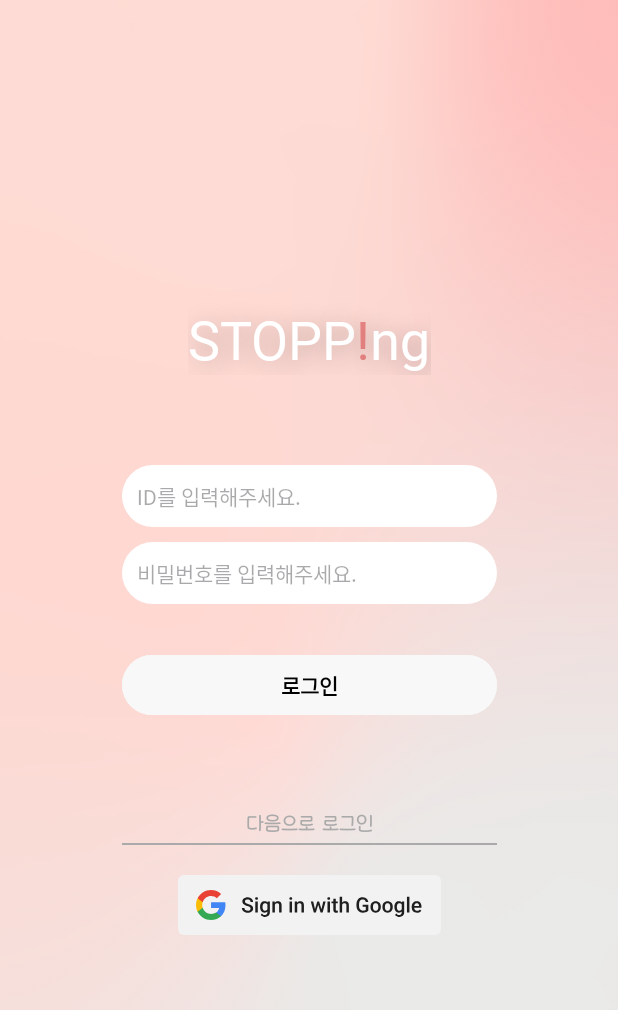
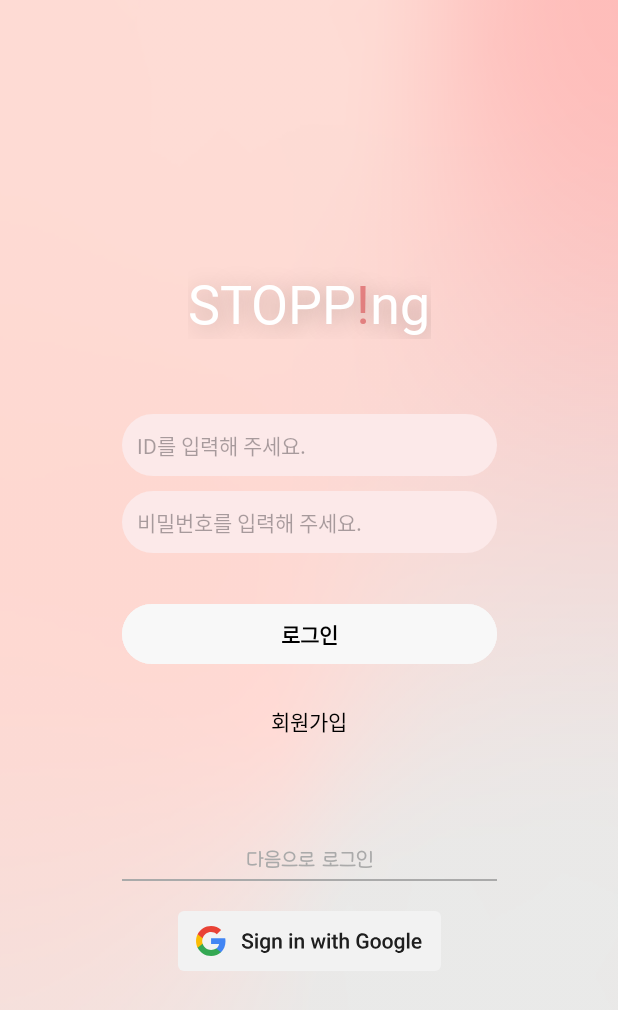
Before and after one commit to lovelhee/Stopping, an Android app: the screen it shows after launch (LoginActivity), on a phone screen of 412 x 824 dp. Shown: the top 1010 px of the screen. Run offline under Robolectric (Android 15) with nearby library versions, the phone set to English and light mode, and no system bars.

Commit message:
style: update login screen design

```diff
--- a/src/main/res/layout/activity_login.xml
+++ b/src/main/res/layout/activity_login.xml
@@ -34,18 +34,18 @@
         <EditText
             android:layout_width="250dp"
             android:layout_height="wrap_content"
-            android:background="@drawable/rounded_more_white_btn"
-            android:hint="ID를 입력해주세요."
+            android:background="@drawable/rounded_more_pink_btn"
+            android:hint="ID를 입력해 주세요."
             android:textSize="14sp"
             android:padding="10dp"
-            android:layout_marginTop="60dp"
+            android:layout_marginTop="50dp"
             android:id="@+id/etId"/>
 
         <EditText
             android:layout_width="match_parent"
             android:layout_height="wrap_content"
-            android:background="@drawable/rounded_more_white_btn"
-            android:hint="비밀번호를 입력해주세요."
+            android:background="@drawable/rounded_more_pink_btn"
+            android:hint="비밀번호를 입력해 주세요."
             android:textSize="14sp"
             android:padding="10dp"
             android:layout_marginTop="10dp"
@@ -61,6 +61,15 @@
             android:textStyle="bold"
             android:backgroundTint="#F8F8F8"
             android:text="로그인"/>
+
+        <Button
+            android:layout_width="wrap_content"
+            android:layout_height="wrap_content"
+            android:backgroundTint="@android:color/transparent"
+            android:text="회원가입"
+            android:layout_marginTop="10dp"
+            android:textColor="@color/black"
+            android:id="@+id/btnMember"/>
 
         <TextView
             android:layout_marginTop="60dp"
```
